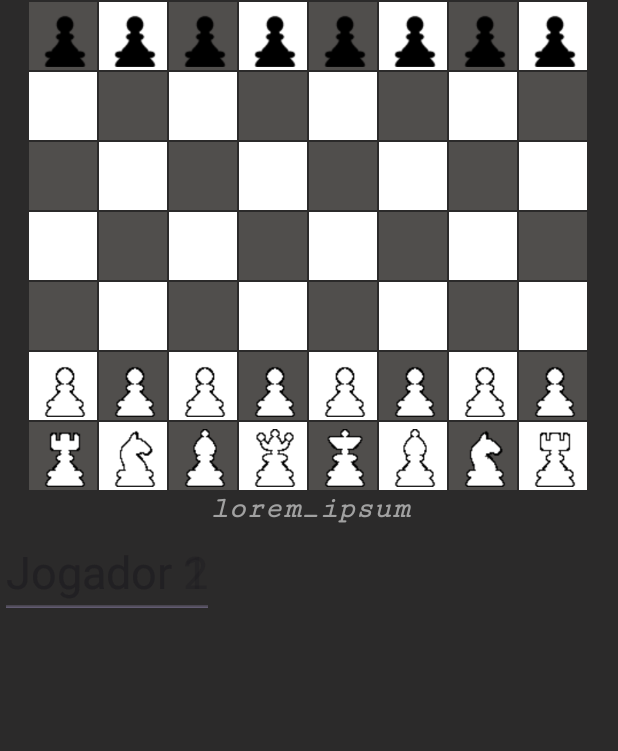
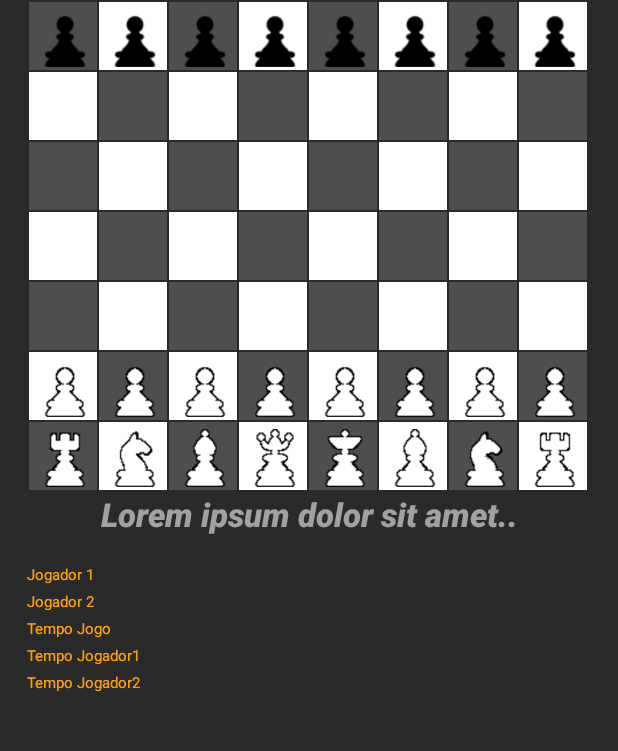
Before and after one commit to AndreGuilhermeCorrea/chess.kt, an Android app: the TabuleiroActivity screen opened directly, with no data from a screen before it, on a phone screen of 412 x 824 dp, the part 365-1116 px from its top. Run offline under Robolectric (Android 15) with nearby library versions, the phone set to English and light mode, and no system bars.

Commit message:
update PainelView

```diff
--- a/app/src/main/java/com/example/xadrez_pt/MainActivity.kt
+++ b/app/src/main/java/com/example/xadrez_pt/MainActivity.kt
@@ -7,7 +7,6 @@ import androidx.appcompat.app.AppCompatActivity
 import com.example.xadrez_pt.controller.TabuleiroActivity
 
 class MainActivity : AppCompatActivity() {
-
 
     override fun onCreate(savedInstanceState: Bundle?) {
         super.onCreate(savedInstanceState)
--- a/app/src/main/java/com/example/xadrez_pt/controller/TabuleiroActivity.kt
+++ b/app/src/main/java/com/example/xadrez_pt/controller/TabuleiroActivity.kt
@@ -4,17 +4,25 @@ import android.os.Bundle
 import android.widget.FrameLayout
 import androidx.appcompat.app.AppCompatActivity
 import com.example.xadrez_pt.R
+import com.example.xadrez_pt.view.PainelView
 import com.example.xadrez_pt.view.TabuleiroView
 
 class TabuleiroActivity : AppCompatActivity() {
+
     override fun onCreate(savedInstanceState: Bundle?) {
         super.onCreate(savedInstanceState)
         setContentView(R.layout.activity_tabuleiro)
 
         val tabuleiroContainer = findViewById<FrameLayout>(R.id.tabuleiroContainer)
 
+        val painelContainer = findViewById<FrameLayout>(R.id.painelContainer)
+
         // Inflando a TabuleiroView e adicionando ao contêiner
         val tabuleiroView = TabuleiroView(this)
         tabuleiroContainer.addView(tabuleiroView)
+
+        // Inflando a painelView e adicionando ao contêiner
+        val painelView = PainelView(this)
+        painelContainer.addView(painelView)
     }
 }
--- a/app/src/main/java/com/example/xadrez_pt/view/PainelView.kt
+++ b/app/src/main/java/com/example/xadrez_pt/view/PainelView.kt
@@ -2,14 +2,12 @@ package com.example.xadrez_pt.view
 
 import android.annotation.SuppressLint
 import android.content.Context
-import android.graphics.Canvas
 import android.graphics.Paint
 import android.util.AttributeSet
-import android.widget.EditText
 import android.widget.RelativeLayout
+import android.widget.TextView
 import androidx.core.content.ContextCompat
 import com.example.xadrez_pt.R
-
 
 @SuppressLint("ClickableViewAccessibility")
 class PainelView @JvmOverloads constructor(
@@ -18,74 +16,59 @@ class PainelView @JvmOverloads constructor(
     defStyleAttr: Int = 0
 ) : RelativeLayout(context, attrs, defStyleAttr) {
 
-    private val paint = Paint().apply {
-        color = ContextCompat.getColor(context, R.color.gray)
-        textSize = resources.getDimensionPixelSize(R.dimen.text_size).toFloat()
+    private val paint = createDefaultPaint()
+
+    private val jogador1TextView: TextView
+    private val jogador2TextView: TextView
+    private val tempoJogo: TextView
+    private val tempoJogador1: TextView
+    private val tempoJogador2: TextView
+
+    private val spacing = resources.getDimensionPixelSize(R.dimen.text_spacing).toFloat()
+
+    init {
+
+        jogador1TextView = createTextView("Jogador 1")
+        jogador2TextView = createTextView("Jogador 2")
+
+        tempoJogo= createTextView("Tempo Jogo")
+        tempoJogador1= createTextView("Tempo Jogador1")
+        tempoJogador2= createTextView("Tempo Jogador2")
+
+
+
+        addView(jogador1TextView, createLayoutParams(1))
+        addView(jogador2TextView, createLayoutParams(2))
+        addView(tempoJogo, createLayoutParams(3))
+        addView(tempoJogador1, createLayoutParams(4))
+        addView(tempoJogador2, createLayoutParams(5))
     }
 
-    private val jogador1EditText: EditText
-    private val jogador2EditText: EditText
-
-    init {
-        jogador1EditText = EditText(context)
-        jogador1EditText.layoutParams = LayoutParams(
-            LayoutParams.WRAP_CONTENT,
-            LayoutParams.WRAP_CONTENT
-        )
-        jogador1EditText.hint = "Jogador 1"
-        jogador1EditText.setTextColor(ContextCompat.getColor(context, R.color.gray_light))
-        jogador1EditText.textSize = resources.getDimensionPixelSize(R.dimen.text_size).toFloat()
-        addView(jogador1EditText)
-
-        jogador2EditText = EditText(context)
-        jogador2EditText.layoutParams = LayoutParams(
-            LayoutParams.WRAP_CONTENT,
-            LayoutParams.WRAP_CONTENT
-        )
-        jogador2EditText.hint = "Jogador 2"
-        jogador2EditText.setTextColor(ContextCompat.getColor(context, R.color.gray_light))
-        jogador2EditText.textSize = resources.getDimensionPixelSize(R.dimen.text_size).toFloat()
-        addView(jogador2EditText)
+    private fun createDefaultPaint(): Paint {
+        return Paint().apply {
+            color = ContextCompat.getColor(context, R.color.gray)
+            textSize = resources.getDimensionPixelSize(R.dimen.text_size).toFloat()
+        }
     }
 
-    fun setInfo(jogador1: String, jogador2: String) {
-        jogador1EditText.setText(jogador1)
-        jogador2EditText.setText(jogador2)
-        invalidate()
+    private fun createTextView(hint: String): TextView {
+        val textView = TextView(context)
+        applyDefaultTextSettings(textView)
+        textView.text = hint
+        return textView
     }
 
-    fun setTempoTotal(tempoTotal: String) {
-        // Lógica para atualizar tempo total
-        invalidate()
+    private fun applyDefaultTextSettings(textView: TextView) {
+        textView.setTextColor(ContextCompat.getColor(context, R.color.gold))
+        textView.textSize = resources.getDimensionPixelSize(R.dimen.text_size).toFloat()
     }
 
-    fun setTempoJogadores(tempoJogador1: String, tempoJogador2: String) {
-        // Lógica para atualizar tempos dos jogadores
-        invalidate()
-    }
-
-    fun setPecasCapturadas(pecasCapturadasJogador1: Int, pecasCapturadasJogador2: Int) {
-        // Lógica para atualizar peças capturadas
-        invalidate()
-    }
-
-    override fun onDraw(canvas: Canvas) {
-        super.onDraw(canvas)
-
-        val spacing = resources.getDimensionPixelSize(R.dimen.text_spacing).toFloat()
-
-        val textLines = listOf(
-            "Jogador 1: ${jogador1EditText.text}",
-            "Jogador 2: ${jogador2EditText.text}",
-            "Tempo total: 00:00", // Adicione lógica para obter o tempo total
-            "Tempo Jogador 1: 00:00", // Adicione lógica para obter o tempo do jogador 1
-            "Tempo Jogador 2: 00:00", // Adicione lógica para obter o tempo do jogador 2
-            "Pecas Capturadas Jogador 1: 0", // Adicione lógica para obter peças capturadas do jogador 1
-            "Pecas Capturadas Jogador 2: 0"  // Adicione lógica para obter peças capturadas do jogador 2
-        )
-
-        for ((index, text) in textLines.withIndex()) {
-            canvas.drawText(text, spacing, (index + 1) * spacing, paint)
-        }
+    private fun createLayoutParams(lineNumber: Int): LayoutParams {
+        val layoutParams = LayoutParams(
+            LayoutParams.WRAP_CONTENT,
+            LayoutParams.WRAP_CONTENT)
+        layoutParams.topMargin  = (lineNumber * spacing).toInt()
+        layoutParams.marginStart = spacing.toInt()
+        return layoutParams
     }
 }
--- a/app/src/main/java/com/example/xadrez_pt/view/TabuleiroView.kt
+++ b/app/src/main/java/com/example/xadrez_pt/view/TabuleiroView.kt
@@ -20,13 +20,17 @@
         defStyleAttr: Int = 0
     ) : View(context, attrs, defStyleAttr) {
 
+
+
         // Define o tamanho da View
         override fun onMeasure(widthMeasureSpec: Int, heightMeasureSpec: Int) {
             super.onMeasure(widthMeasureSpec, heightMeasureSpec)
             // Calcula o tamanho exato da View com base no tamanho do tabuleiro
             val tabuleiroSize = (8 * (medidaLadrilho + margemLadrilho)).toInt()
             setMeasuredDimension(tabuleiroSize, tabuleiroSize)
+
         }
+
 
         private val paint = Paint()
 
@@ -64,6 +68,7 @@
             super.onDraw(canvas)
             drawTabuleiro(canvas)
             drawPecas(canvas)
+
         }
         private fun drawTabuleiro(canvas: Canvas) {
             for (row in 0 until 8) {
--- a/app/src/main/res/layout/activity_main.xml
+++ b/app/src/main/res/layout/activity_main.xml
@@ -18,7 +18,7 @@
         android:layout_alignParentTop="true"
         android:layout_centerHorizontal="true"
         android:layout_marginTop="150dp"
-        android:src="@drawable/horse" />
+        android:src="@drawable/twt" />
 
     <TextView
         android:id="@+id/textview_tabuleiro_id_time"
@@ -76,6 +76,4 @@
         android:textSize="12pt"
         android:text="@string/jogar" />
 
-
-
 </RelativeLayout>
--- a/app/src/main/res/layout/activity_splash_screen.xml
+++ b/app/src/main/res/layout/activity_splash_screen.xml
@@ -5,7 +5,7 @@
     android:layout_width="match_parent"
     android:layout_height="match_parent"
     android:orientation="vertical"
-    android:background="@drawable/wall"
+    android:background="@color/cardview_light_background"
     tools:context=".SplashScreen">
 
     <ImageView
--- a/app/src/main/res/layout/activity_tabuleiro.xml
+++ b/app/src/main/res/layout/activity_tabuleiro.xml
@@ -8,6 +8,7 @@
     tools:context=".controller.TabuleiroActivity">
 
     <LinearLayout
+        android:id="@+id/layout1"
         android:layout_width="match_parent"
         android:layout_height="wrap_content"
         android:orientation="vertical"
@@ -45,29 +46,32 @@
                 android:layout_height="match_parent" />
 
         </FrameLayout>
-
-
         <TextView
-
+            android:id="@+id/tabuleiro_id_time"
             android:layout_width="match_parent"
             android:layout_height="wrap_content"
-            android:fontFamily="serif-monospace"
-            android:text="lorem_ipsum"
-            android:textAlignment="center"
+            android:gravity="center"
+            android:textStyle="bold|italic"
+            android:fontFamily="sans-serif-medium"
+            android:text="@string/lorem_ipsum"
             android:textColor="@color/gray_light"
-            android:textSize="20dp"
-            android:textStyle="bold|italic" />
+            android:textSize="10pt" />
 
-        <com.example.xadrez_pt.view.PainelView
-            android:id="@+id/painelView"
+        <FrameLayout
+            android:id="@+id/painelContainer"
             android:layout_width="match_parent"
             android:layout_height="wrap_content"
-            android:layout_alignParentBottom="true"/>
+            android:layout_gravity="center"
+            android:orientation="vertical">
+
+            <com.example.xadrez_pt.view.PainelView
+                android:id="@+id/painelView"
+                android:layout_width="match_parent"
+                android:layout_height="wrap_content" />
+
+        </FrameLayout>
 
     </LinearLayout>
 
 
-
-
-
 </androidx.constraintlayout.widget.ConstraintLayout >
--- a/app/src/main/res/values/colors.xml
+++ b/app/src/main/res/values/colors.xml
@@ -2,7 +2,7 @@
 <resources>
     <color name="black">#FF000000</color>
     <color name="white">#FFFFFFFF</color>
-    <color name="gold">#FF9800</color>
+    <color name="gold">#FD9C0C</color>
     <color name="red">#DC0A0A</color>
     <color name="gray">#504E4C</color>
     <color name="gray_light">#A1A1A1</color>
--- a/app/src/main/res/values/dimens.xml
+++ b/app/src/main/res/values/dimens.xml
@@ -2,6 +2,6 @@
     <dimen name="fab_margin">16dp</dimen>
     <dimen name="medidaLadrilho">45dp</dimen>
     <dimen name="margemLadrilho">1dp</dimen>
-    <dimen name="text_size">20dp</dimen>
-    <dimen name="text_spacing">20dp</dimen>
+    <dimen name="text_size">03pt</dimen>
+    <dimen name="text_spacing">08pt</dimen>
 </resources>
--- a/app/src/main/res/values/strings.xml
+++ b/app/src/main/res/values/strings.xml
@@ -15,4 +15,5 @@
     <string name="jogador_2">Jogador 2</string>
     <string name="jogador_1">Jogador 1</string>
     <string name="jogar">Jogar</string>
+    <string name="painel">Painel</string>
 </resources>
```
Also changed, not shown: app/src/main/java/com/example/xadrez_pt/SplashScreen.kt (line endings or trailing spaces).
